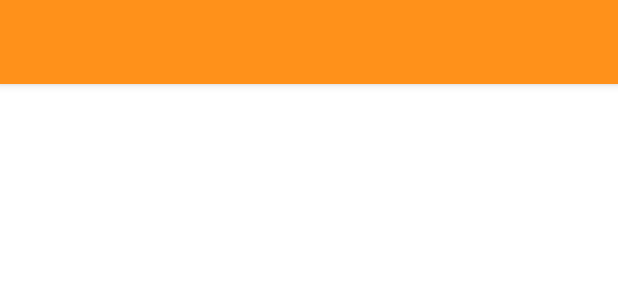
After one commit to fackerlee/woopy_learning, an Android app: the layout app_bar.xml on its own in the app's theme, with its tools: preview values and no code run, on a phone screen of 412 x 824 dp. The commit adds this screen. Shown: the top 300 px of the screen. Run offline under Robolectric (Android 15) with nearby library versions, the phone set to English and light mode, and no system bars.

Commit message:
Fix the Appbar and label problem

```diff
--- a/app/src/main/AndroidManifest.xml
+++ b/app/src/main/AndroidManifest.xml
@@ -12,17 +12,16 @@
         <activity
             android:name=".WelcomeActivity"
             android:theme="@style/Theme.Final_assignment.NoActionBar">
-
             <intent-filter>
                 <action android:name="android.intent.action.MAIN" />
 
                 <category android:name="android.intent.category.LAUNCHER" />
             </intent-filter>
+        </activity>
 
-        </activity>
         <activity
             android:name=".MainActivity"
-            android:label="@string/app_name"
+            android:label="@string/app_type_animals"
             android:theme="@style/Theme.Final_assignment.NoActionBar">
 
         </activity>
--- a/app/src/main/java/com/example/final_assignment/MainActivity.kt
+++ b/app/src/main/java/com/example/final_assignment/MainActivity.kt
@@ -1,5 +1,6 @@
 package com.example.final_assignment
 
+import android.content.Intent
 import android.os.Bundle
 import androidx.appcompat.app.AppCompatActivity
 import android.view.Menu
@@ -64,8 +65,10 @@ class MainActivity : AppCompatActivity() {
         // automatically handle clicks on the Home/Up button, so long
         // as you specify a parent activity in AndroidManifest.xml.
         return when (item.itemId) {
-            R.id.action_learn -> true
+            R.id.action_learn -> {
 
+                true
+            }
             else -> super.onOptionsItemSelected(item)
         }
     }
--- /dev/null
+++ b/app/src/main/res/layout/app_bar.xml
@@ -0,0 +1,22 @@
+<?xml version="1.0" encoding="utf-8"?>
+<androidx.coordinatorlayout.widget.CoordinatorLayout xmlns:android="http://schemas.android.com/apk/res/android"
+    xmlns:app="http://schemas.android.com/apk/res-auto"
+    android:layout_width="match_parent"
+    android:layout_height="match_parent">
+
+    <com.google.android.material.appbar.AppBarLayout
+
+        android:layout_width="match_parent"
+        android:layout_height="wrap_content"
+        android:theme="@style/Theme.Final_assignment.AppBarOverlay">
+
+        <androidx.appcompat.widget.Toolbar
+            android:id="@+id/toolbar"
+            android:layout_width="match_parent"
+            android:layout_height="?attr/actionBarSize"
+            android:background="@color/btn_orange"
+            app:popupTheme="@style/Theme.Final_assignment.PopupOverlay" />
+
+    </com.google.android.material.appbar.AppBarLayout>
+
+</androidx.coordinatorlayout.widget.CoordinatorLayout>
--- a/app/src/main/res/values/strings.xml
+++ b/app/src/main/res/values/strings.xml
@@ -1,6 +1,7 @@
 <resources>
-    <string name="app_name">Types of animals</string>
-
+    <string name="app_name">Woopy Learning</string>
+    <string name="app_type_animals">Types of Snimals</string>
+    <string name="app_wild_animals">Wild Animals</string>
 
     <!--Welcome Page-->
     <string name="title_for_welcome_page">Let’s start the journey!</string>
```
Also changed, not shown: app/src/main/res/layout/activity_main.xml (+3 -13 lines), app/src/main/res/values/styles.xml (renamed from app/src/main/res/values/Styles.xml).
